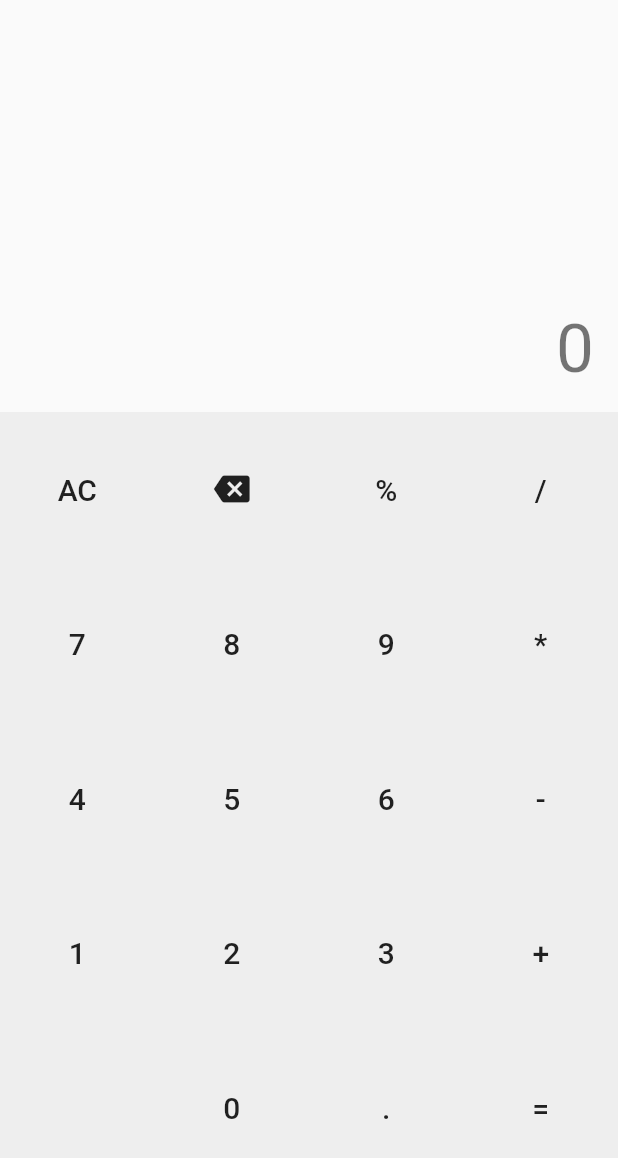
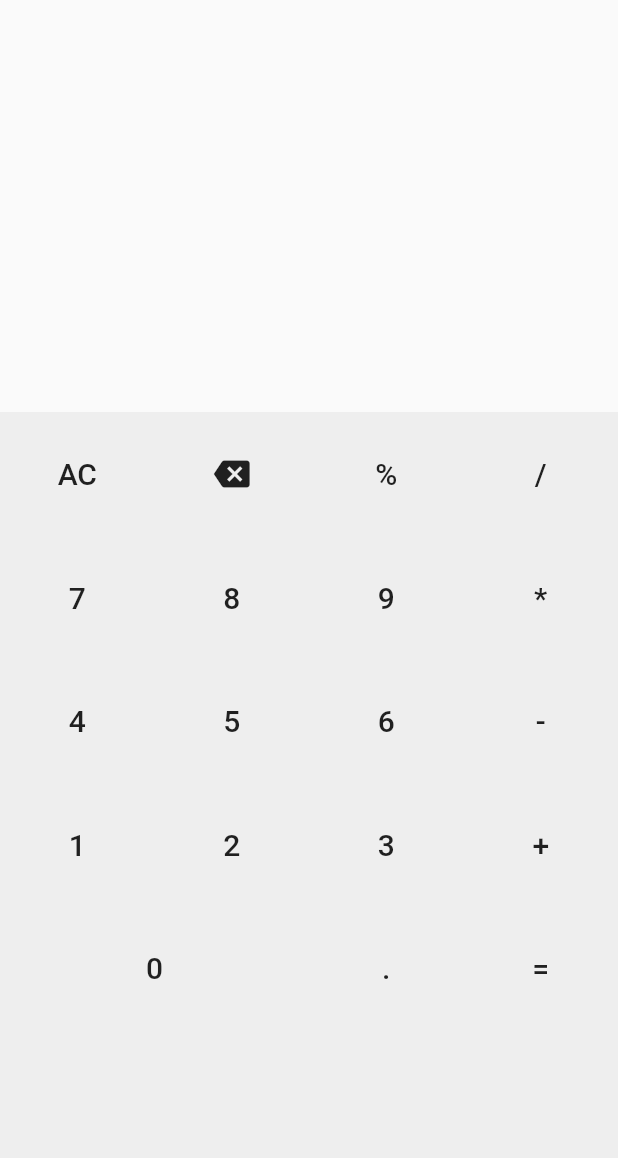
Before and after one commit to BSO-Android-2021/calculator, a Flutter app: the screen it shows after launch, after a tap on the "backspace" icon, on a phone screen of 412 x 824 dp. Shown: the top 1158 px of the screen. Run offline on Flutter 3.47's test engine with Material 2 defaults, Android fonts, the phone set to English and light mode, and no system bars; missing offline and left inert: function_tree.

Commit message:
calculator dengan package function_tree

```diff
--- a/lib/main.dart
+++ b/lib/main.dart
@@ -1,4 +1,5 @@
 import 'package:flutter/material.dart';
+import 'package:function_tree/function_tree.dart';
 
 void main() {
   runApp(MyApp());
@@ -42,13 +43,13 @@ class _CalculatorState extends State<Calculator> {
     '2',
     '3',
     '+',
-    '',
     '0',
     '.',
     '=',
   ];
 
   String display = '0';
+  String expression = "";
 
   void operasi(String karakter) {
     // 1. pecah string menjadi array => (split)
@@ -94,21 +95,53 @@ class _CalculatorState extends State<Calculator> {
     });
   }
 
+  void buttonOnClick(String tombol) {
+    display = display + tombol;
+  }
+
+  void calculate() {
+    expression= display + "=";
+    display = display.interpret().toString();
+  }
+
+  void delete() {
+    display = display.substring(0, display.length - 1);
+  }
+
+  void clearAll() {
+    display = "0";
+  }
+
   @override
   Widget build(BuildContext context) {
+    var lebarLayar = MediaQuery.of(context).size.width;
+    var tinggiLayar = MediaQuery.of(context).size.height;
     return Scaffold(
       body: SafeArea(
         child: Column(
           children: [
             Expanded(
+              flex: 1,
               child: Padding(
                 padding: const EdgeInsets.all(16.0),
-                child: Align(
+                child: Column(
+                  mainAxisAlignment: MainAxisAlignment.end,
+                  children: [
+                    Align(
+                      alignment: Alignment.bottomRight,
+                      child: Text(
+                        expression,
+                        style: Theme.of(context).textTheme.headline3,
+                      ),
+                    ),
+                    Align(
                       alignment: Alignment.bottomRight,
                       child: Text(
                         display,
                         style: Theme.of(context).textTheme.headline3,
                       ),
+                    ),
+                  ],
                 ),
               ),
             ),
@@ -116,34 +149,84 @@ class _CalculatorState extends State<Calculator> {
               flex: 2,
               child: Container(
                 color: Colors.grey[200],
-                child: GridView.count(
-                  crossAxisCount: 4,
+                child: Wrap(
                   children: [
                     for (String button in buttons)
                       if (button == 'delete')
-                        IconButton(
+                        SizedBox(
+                          width: lebarLayar / 4,
+                          height: lebarLayar / 5,
+                          child: IconButton(
                             onPressed: () {
-                            operasi(button);
+                              setState(() {
+                                delete();
+                              });
                             },
                             icon: Icon(Icons.backspace),
+                          ),
                         )
-                      else if (button == '')
-                        Container()
-                      else
-                        TextButton(
+                      else if (button == 'AC')
+                        SizedBox(
+                          width: lebarLayar / 4,
+                          height: lebarLayar / 5,
+                          child: TextButton(
                             onPressed: () {
                               setState(() {
                                 // display = button;
                                 if (display == '0') {
                                   display = button;
                                 } else {
-                                operasi(button);
+                                  clearAll();
                                 }
                               });
                             },
                             child: Text(
                               button,
                               style: Theme.of(context).textTheme.headline6,
+                            ),
+                          ),
+                        )
+                      else if (button == "=")
+                        SizedBox(
+                          width: lebarLayar / 4,
+                          height: lebarLayar / 5,
+                          child: TextButton(
+                            onPressed: () {
+                              setState(() {
+                                // display = button;
+                                if (display == '0') {
+                                  display = button;
+                                } else {
+                                  calculate();
+                                }
+                              });
+                            },
+                            child: Text(
+                              button,
+                              style: Theme.of(context).textTheme.headline6,
+                            ),
+                          ),
+                        )
+                      else
+                        SizedBox(
+                          width:
+                              button == "0" ? lebarLayar / 2 : lebarLayar / 4,
+                          height: lebarLayar / 5,
+                          child: TextButton(
+                            onPressed: () {
+                              setState(() {
+                                // display = button;
+                                if (display == '0') {
+                                  display = button;
+                                } else {
+                                  buttonOnClick(button);
+                                }
+                              });
+                            },
+                            child: Text(
+                              button,
+                              style: Theme.of(context).textTheme.headline6,
+                            ),
                           ),
                         ),
                   ],
--- a/pubspec.yaml
+++ b/pubspec.yaml
@@ -28,6 +28,7 @@ dependencies:
   # The following adds the Cupertino Icons font to your application.
   # Use with the CupertinoIcons class for iOS style icons.
   cupertino_icons: ^1.0.2
+  function_tree: ^0.8.12
 
 dev_dependencies:
   flutter_test:
```
Also changed, not shown: pubspec.lock. Lines whose indentation alone changed are shown as unchanged.
